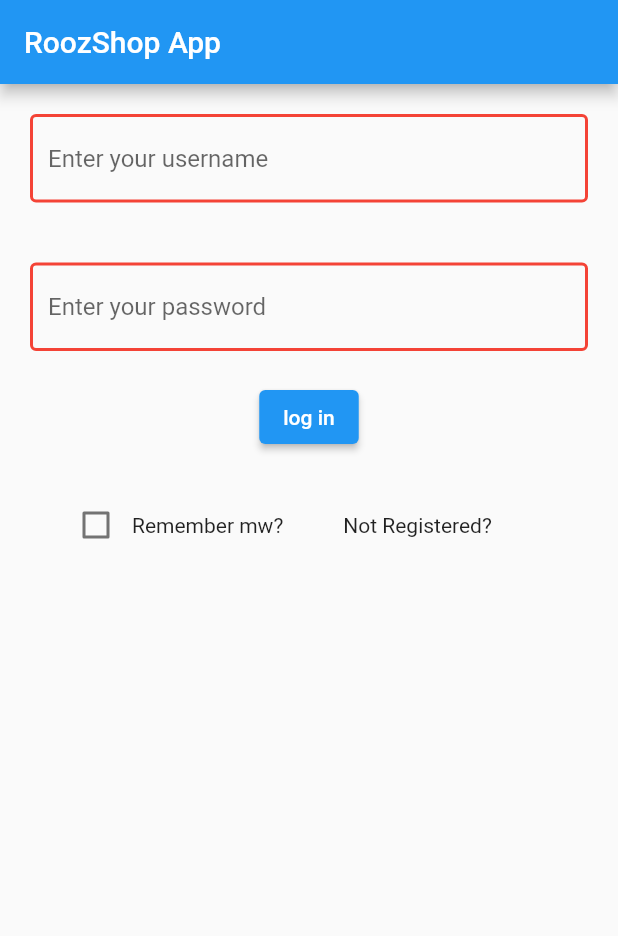
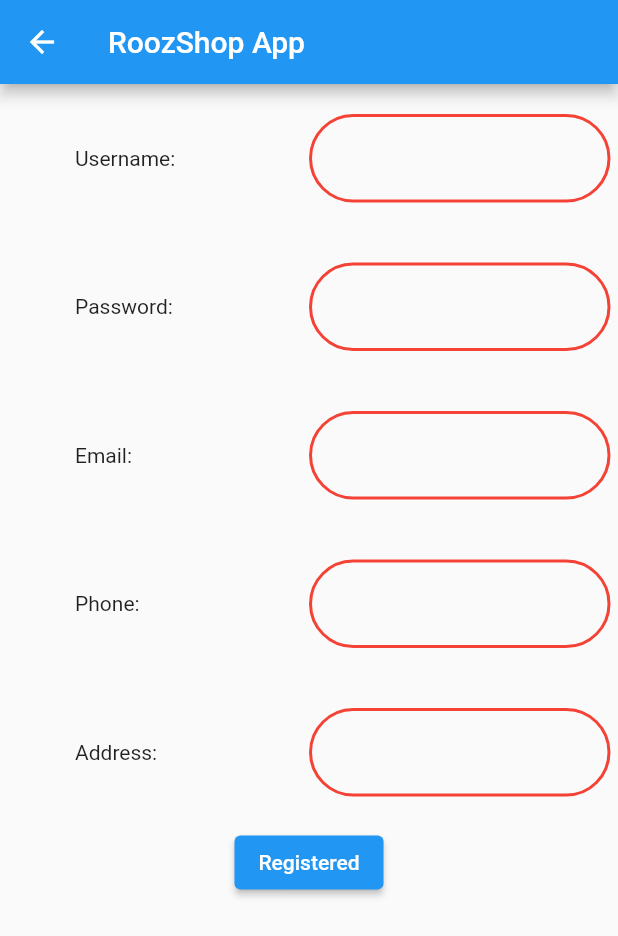
Before and after one commit to maroozrokh/shopingApp1, a Flutter app: the LogIn screen opened directly, after a tap on "log in", on a phone screen of 412 x 824 dp. Shown: the top 936 px of the screen. Run offline on Flutter 3.47's test engine with Material 2 defaults, Android fonts, the light colour scheme and no system bars.

Commit message:
first commit

```diff
--- a/lib/log_in.dart
+++ b/lib/log_in.dart
@@ -1,5 +1,6 @@
 
-import 'package:flutter/cupertino.dart';
+import 'package:first_pro/MyHomePage.dart';
+import 'package:first_pro/registration.dart';
 import 'package:flutter/material.dart';
 
 class LogIn extends StatefulWidget {
@@ -77,7 +78,13 @@ class _LogIn extends State<LogIn> {
 
                            ),),
 
-              ElevatedButton(onPressed: (){}, child: Text('log in') ,),
+              ElevatedButton(onPressed: (){
+                print("mahsa");
+                Navigator.push(
+                    context,
+                    MaterialPageRoute(builder: (context) =>  Registration()),
+                  );
+              }, child: Text('log in') ,),
 
               Row(children: <Widget>[
                 Padding(padding: EdgeInsets.all(20)),
@@ -93,7 +100,7 @@ class _LogIn extends State<LogIn> {
                         } ),
                         Text('Remember mw?'),
                         Padding(padding: EdgeInsets.all(40),
-                        child:Text('Not Registered?')
+                        child:Text('Not Registered?' )
                         ),
 
 ],)
--- a/lib/main.dart
+++ b/lib/main.dart
@@ -1,4 +1,5 @@
 import 'package:first_pro/log_in.dart';
+import 'package:first_pro/registration.dart';
 import 'package:flutter/material.dart';
 
 void main() {
@@ -16,7 +17,7 @@ class MyApp extends StatelessWidget {
 
         primarySwatch: Colors.blue,
       ),
-      home: const LogIn(),
+      home: const Registration(),
     );
   }
 }
--- /dev/null
+++ b/lib/registration.dart
@@ -0,0 +1,303 @@
+import 'package:flutter/material.dart';
+class Registration extends StatefulWidget {
+  const Registration({super.key});
+
+  @override
+  State<Registration> createState() => _Registration();
+}
+
+class _Registration extends State<Registration> {
+
+
+
+
+
+
+  @override
+  Widget build(BuildContext context) {
+
+
+
+
+    return Scaffold(
+            appBar: AppBar(title: Text("RoozShop App")),
+
+      body:
+      Column(
+        children:[
+
+          Row(
+            children: [
+               Expanded(child:
+              Padding(padding: EdgeInsets.fromLTRB(50,20,10,20),
+                     child:   Text('Username: ')            )
+
+              ),
+
+              Expanded(child:
+              Padding(padding: EdgeInsets.fromLTRB(0, 20, 5, 20),
+                     child:
+                     TextField(
+
+                decoration:  InputDecoration(
+                  focusedBorder: OutlineInputBorder(
+                    borderRadius:  BorderRadius.circular(50),
+                    borderSide: BorderSide(color: Colors.green, width: 2.0),
+
+                  ),
+                  enabledBorder: OutlineInputBorder(
+                    borderSide: BorderSide(color: Colors.red, width: 2.0),
+                      borderRadius:  BorderRadius.circular(50),
+
+                  ),
+
+
+
+                ),
+                onSubmitted: (String value){
+                  debugPrint(value);
+                },
+             ),
+
+                                 )
+
+              ),
+
+
+
+
+
+            ],
+
+
+
+
+        ),
+          Row(
+            children: [
+               Expanded(child:
+              Padding(padding: EdgeInsets.fromLTRB(50,20,10,20),
+                     child:   Text('Password: ')            )
+
+              ),
+
+              Expanded(child:
+              Padding(padding: EdgeInsets.fromLTRB(0, 20, 5, 20),
+                     child:
+                     TextField(
+
+                decoration:  InputDecoration(
+                  focusedBorder: OutlineInputBorder(
+                    borderRadius:  BorderRadius.circular(50),
+                    borderSide: BorderSide(color: Colors.green, width: 2.0),
+
+                  ),
+                  enabledBorder: OutlineInputBorder(
+                    borderSide: BorderSide(color: Colors.red, width: 2.0),
+                      borderRadius:  BorderRadius.circular(50),
+
+                  ),
+
+
+                ),
+                onSubmitted: (String value){
+                  debugPrint(value);
+                },
+             ),
+
+                                 )
+
+              ),
+
+
+
+
+
+            ],
+
+
+
+
+        ),
+
+            Row(
+            children: [
+               Expanded(child:
+              Padding(padding: EdgeInsets.fromLTRB(50,20,10,20),
+                     child:   Text('Email: ')            )
+
+              ),
+
+              Expanded(child:
+              Padding(padding: EdgeInsets.fromLTRB(0, 20, 5, 20),
+                     child:
+                     TextField(
+
+                decoration:  InputDecoration(
+                  focusedBorder: OutlineInputBorder(
+                    borderRadius:  BorderRadius.circular(50),
+                    borderSide: BorderSide(color: Colors.green, width: 2.0),
+
+                  ),
+                  enabledBorder: OutlineInputBorder(
+                    borderSide: BorderSide(color: Colors.red, width: 2.0),
+                      borderRadius:  BorderRadius.circular(50),
+
+                  ),
+
+
+                ),
+                onSubmitted: (String value){
+                  debugPrint(value);
+                },
+             ),
+
+                                 )
+
+              ),
+
+
+
+
+
+            ],
+
+
+
+
+        ),
+
+          Row(
+            children: [
+               Expanded(child:
+              Padding(padding: EdgeInsets.fromLTRB(50,20,10,20),
+                     child:   Text('Phone: ')            )
+
+              ),
+
+              Expanded(child:
+              Padding(padding: EdgeInsets.fromLTRB(0, 20, 5, 20),
+                     child:
+                     TextField(
+
+                decoration:  InputDecoration(
+                  focusedBorder: OutlineInputBorder(
+                    borderRadius:  BorderRadius.circular(50),
+                    borderSide: BorderSide(color: Colors.green, width: 2.0),
+
+                  ),
+                  enabledBorder: OutlineInputBorder(
+                      borderRadius:  BorderRadius.circular(50),
+                    borderSide: BorderSide(color: Colors.red, width: 2.0),
+
+                  ),
+
+
+                ),
+                onSubmitted: (String value){
+                  debugPrint(value);
+                },
+             ),
+
+                                 )
+
+              ),
+
+
+
+
+
+            ],
+
+
+
+
+
+
+
+        ),
+
+
+          Row(
+            children: [
+               Expanded(child:
+              Padding(padding: EdgeInsets.fromLTRB(50,20,10,20),
+                     child:   Text('Address: ')            )
+
+              ),
+
+              Expanded(child:
+              Padding(padding: EdgeInsets.fromLTRB(0, 20, 5, 20),
+                     child:
+                     TextField(
+
+                decoration:  InputDecoration(
+                  focusedBorder: OutlineInputBorder(
+                    borderRadius:  BorderRadius.circular(50),
+                    borderSide: BorderSide(color: Colors.green, width: 2.0),
+
+                  ),
+                  enabledBorder: OutlineInputBorder(
+                      borderRadius:  BorderRadius.circular(50),
+                    borderSide: BorderSide(color: Colors.red, width: 2.0),
+
+                  ),
+
+
+                ),
+                onSubmitted: (String value){
+                  debugPrint(value);
+                },
+             ),
+
+                                 )
+
+              ),
+
+
+
+
+
+            ],
+
+
+
+
+        ),
+
+        ElevatedButton(onPressed: (){
+          // Navigator.push(
+          //           context,
+          //           MaterialPageRoute(builder: (context) =>  Registration()),
+          //         );
+
+
+
+
+        }, child: Text('Registered')),
+
+
+
+
+        ],
+
+
+
+
+
+
+
+
+
+
+
+
+
+      )
+
+
+       );
+
+
+  }
+}
```
Also changed, not shown: lib/MyHomePage.dart (+109 -34 lines).
